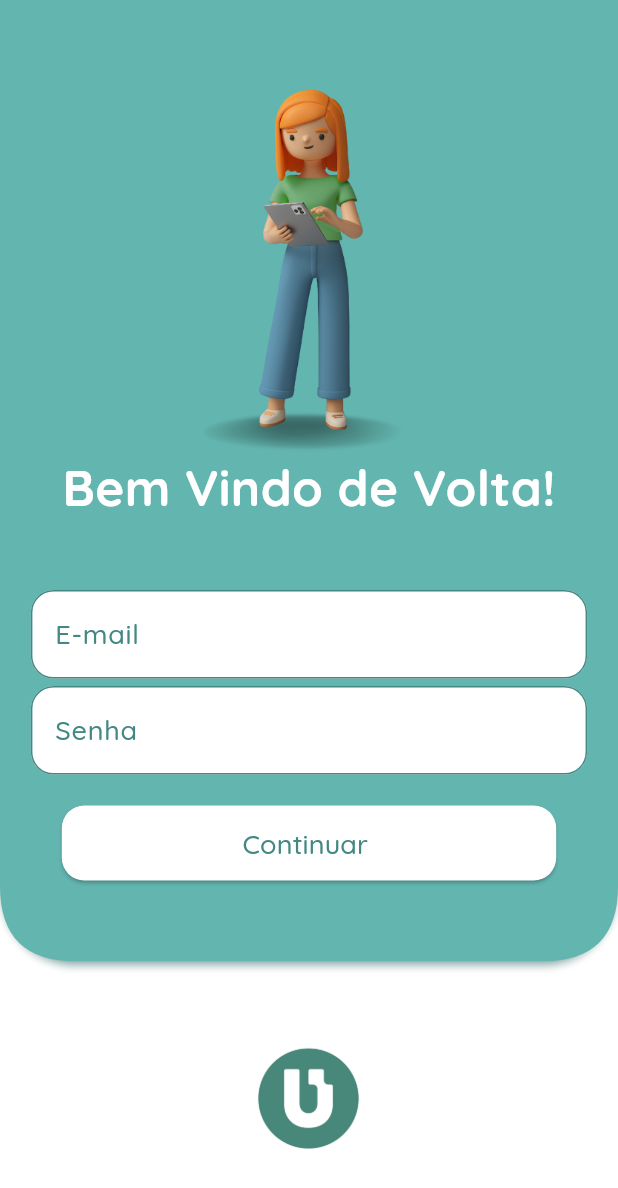
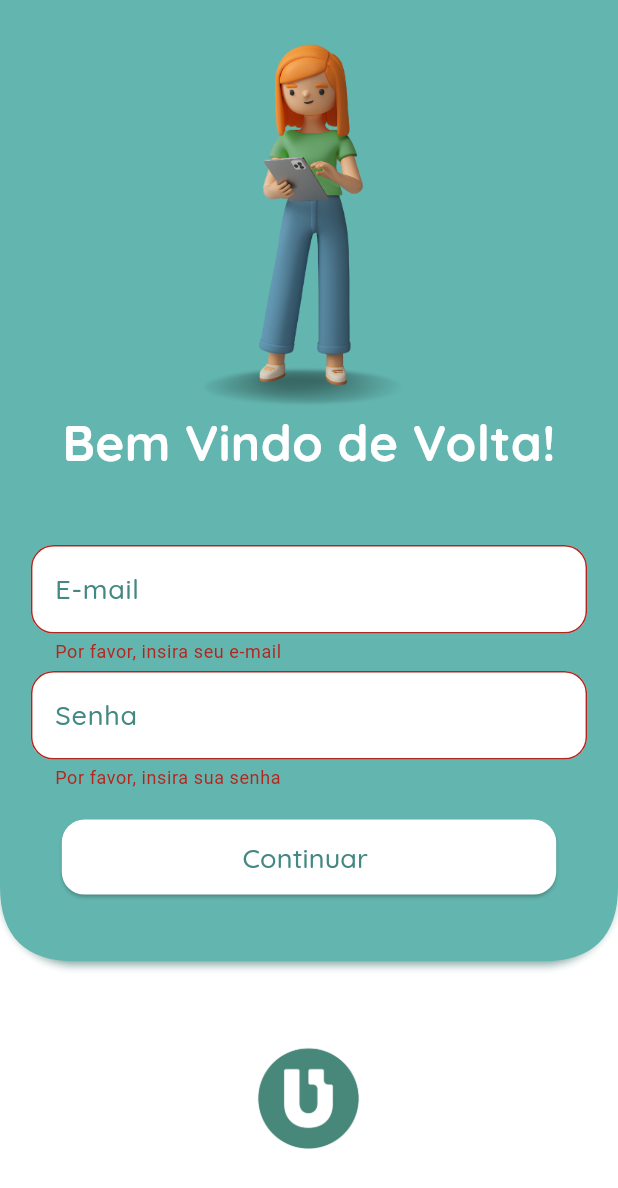
Before and after one commit to FirmianoGit/To-do-tasks-mobile-flutter, a Flutter app: the LoginPage screen opened by its route, after a tap on "Continuar", on a phone screen of 412 x 824 dp. Shown: the top 1188 px of the screen. Run offline on Flutter 3.47's test engine with Material 3 defaults, Android fonts, the phone set to English and light mode, and no system bars; our stand-ins replace dio, freezed_annotation, go_router.

Commit message:
feat: adição de novas dependências e refatoração do modelo de usuário
- Adicionadas as dependências 'dio' e 'provider' no pubspec.yaml.
- Refatorado o modelo de usuário, removendo os campos 'senha' e 'tarefas'.
- Atualizada a UI de login para utilizar 'LoginFormSection' com 'ChangeNotifierProvider'.

```diff
--- a/financy/lib/domain/models/users/users.dart
+++ b/financy/lib/domain/models/users/users.dart
@@ -10,8 +10,6 @@ abstract class User with _$User {
     required int id,
     required String email,
     required String nomeUsuario,
-    required String senha,
-    required List<Task> tarefas,
   }) = _User;
 
   factory User.fromJson(Map<String, dynamic> json) => _$UserFromJson(json);
--- a/financy/lib/routing/router.dart
+++ b/financy/lib/routing/router.dart
@@ -7,19 +7,25 @@ import 'package:financy_app/ui/teste/teste.dart';
 import 'package:flutter/material.dart';
 import 'package:go_router/go_router.dart';
 
+// Chave global para o Navigator principal da aplicação.
+// Isso permite controlar a navegação globalmente, útil para navegação fora do contexto de widgets.
 final GlobalKey<NavigatorState> _rootNavigatorKey = GlobalKey<NavigatorState>();
 
+// Duração padrão das transições de página (em milissegundos).
 const int _transitionDuration = 800;
 
-// GoRouter configuration
+// Configuração do GoRouter, responsável por gerenciar as rotas da aplicação.
 final router = GoRouter(
   navigatorKey: _rootNavigatorKey,
-  initialLocation: Routes.tasks,
+  // Define a rota inicial ao abrir o app.
+  initialLocation: Routes.welcome,
   routes: [
+    // Rota para a tela de boas-vindas.
     GoRoute(
       path: Routes.welcome,
       builder: (context, state) => const WelcomePage(),
     ),
+    // Rota para a tela de login, com transição customizada (fade).
     GoRoute(
       path: Routes.login,
       pageBuilder: (BuildContext context, GoRouterState state) {
@@ -36,10 +42,14 @@ final router = GoRouter(
         );
       },
     ),
+    // Rota principal com navegação em abas (StatefulShellRoute).
+    // Cada aba é um branch, e cada branch pode ter suas próprias rotas.
     StatefulShellRoute.indexedStack(
+      // Widget que recebe o navigationShell para controlar a navegação entre as abas.
       builder: (context, state, navigationShell) =>
           ScaffoldScreen(navigationContainer: navigationShell),
       branches: [
+        // Primeira aba: Tarefas
         StatefulShellBranch(routes: [
           GoRoute(
             path: Routes.tasks,
@@ -59,6 +69,7 @@ final router = GoRouter(
             ),
           ),
         ]),
+        // Segunda aba: Tela de teste azul
         StatefulShellBranch(routes: [
           GoRoute(
             path: Routes.teste1,
@@ -78,6 +89,7 @@ final router = GoRouter(
             ),
           ),
         ]),
+        // Terceira aba: Tela de teste verde
         StatefulShellBranch(routes: [
           GoRoute(
             path: Routes.teste2,
--- /dev/null
+++ b/financy/lib/ui/LoginView/view_model/login_view_model.dart
@@ -0,0 +1,78 @@
+import 'package:flutter/material.dart';
+import 'package:financy_app/data/repositories/auth/auth_repository.dart';
+import 'package:financy_app/domain/models/users/users.dart';
+
+/// ViewModel responsável pela lógica de autenticação da tela de login.
+/// Utiliza [ChangeNotifier] para notificar a UI sobre mudanças de estado,
+/// como carregamento, sucesso ou erro.
+///
+/// O uso do [ChangeNotifier] permite que a interface reaja automaticamente
+/// a mudanças de estado, facilitando a implementação do padrão MVVM no Flutter.
+/// Assim, widgets podem escutar este ViewModel e reconstruir apenas quando necessário.
+class LoginViewModel extends ChangeNotifier {
+  final AuthRepository _authRepository;
+
+  /// Indica se uma operação de login está em andamento.
+  bool _isLoading = false;
+
+  /// Mensagem de erro a ser exibida na UI, caso ocorra alguma falha.
+  String? _errorMessage;
+
+  /// Usuário autenticado após login bem-sucedido.
+  User? _user;
+
+  /// Construtor recebe opcionalmente um [AuthRepository] (útil para testes).
+  LoginViewModel({AuthRepository? authRepository})
+      : _authRepository = authRepository ?? AuthRepository();
+
+  /// Getter para saber se está carregando.
+  bool get isLoading => _isLoading;
+
+  /// Getter para mensagem de erro.
+  String? get errorMessage => _errorMessage;
+
+  /// Getter para o usuário autenticado.
+  User? get user => _user;
+
+  /// Realiza o login utilizando o [AuthRepository].
+  /// Notifica listeners sobre mudanças de estado (carregando, erro, sucesso).
+  /// Retorna true se o login for bem-sucedido, false caso contrário.
+  /// Realiza o login e armazena o usuário e o access_token.
+  /// Retorna true se o login for bem-sucedido, false caso contrário.
+  Future<bool> login({required String email, required String senha}) async {
+    _setLoading(true);
+    _setErrorMessage(null);
+    try {
+      // Chama o repositório para autenticar o usuário.
+      final user = await _authRepository.login(email: email, senha: senha);
+
+      // O método login do AuthRepository SEMPRE retorna um User ou lança exceção.
+      // Portanto, não é necessário checar se user == null.
+      _user = user;
+      notifyListeners();
+      return true;
+    } catch (e) {
+      _setErrorMessage(e.toString());
+      return false;
+    } finally {
+      _setLoading(false);
+    }
+  }
+
+  /// Atualiza o estado de carregamento e notifica a UI.
+  void _setLoading(bool value) {
+    _isLoading = value;
+    notifyListeners();
+  }
+
+  /// Atualiza a mensagem de erro e notifica a UI.
+  void _setErrorMessage(String? message) {
+    _errorMessage = message;
+    notifyListeners();
+  }
+
+  /// Limpa a mensagem de erro (útil ao tentar novamente).
+  void clearError() {
+    _setErrorMessage(null);
+  }
+}
--- a/financy/lib/ui/LoginView/widget/Widget/login_button.dart
+++ /dev/null
@@ -1,30 +0,0 @@
-import 'package:financy_app/ui/core/theme/app_colors.dart';
-import 'package:financy_app/ui/core/theme/app_text_styles.dart';
-import 'package:flutter/material.dart';
-
-class LoginButton extends StatelessWidget {
-  const LoginButton({super.key});
-
-  @override
-  Widget build(BuildContext context) {
-    double screenWidth = MediaQuery.of(context).size.width; // Obtém a largura da tela
-
-    return SizedBox(
-      width: screenWidth * 0.8, // Define a largura como 80% da tela
-      child: ElevatedButton(
-        onPressed: () => {},
-        style: ElevatedButton.styleFrom(
-          foregroundColor: AppColors.greenLightTwo,
-          padding: const EdgeInsets.all(12),
-          backgroundColor: AppColors.white,
-          shape: RoundedRectangleBorder(borderRadius: BorderRadius.circular(15.0)),
-        ),
-        child: Text(
-          'Continuar ',
-          style: AppTextStyles.buttonText
-              .copyWith(color: AppColors.greenLightTwo, fontSize: 18),
-        ),
-      ),
-    );
-  }
-}
--- a/financy/lib/ui/LoginView/widget/Widget/login_form.dart
+++ /dev/null
@@ -1,56 +0,0 @@
-import 'package:financy_app/ui/LoginView/widget/Class/login_textform_decoration.dart';
-import 'package:financy_app/ui/core/theme/app_text_styles.dart';
-import 'package:flutter/material.dart';
-
-class LoginForm extends StatefulWidget {
-  const LoginForm({super.key});
-
-  @override
-  State<LoginForm> createState() => _LoginFormState();
-}
-
-class _LoginFormState extends State<LoginForm> {
-  final _formKey = GlobalKey<FormState>(); // Chave do formulário para validação
-  final TextEditingController _emailController = TextEditingController();
-  final TextEditingController _senhaController = TextEditingController();
-
-  @override
-  Widget build(BuildContext context) {
-    final screenWidth = MediaQuery.of(context).size.width;
-    return Padding(
-      padding: EdgeInsets.all(screenWidth * 0.05),
-      child: Form(
-        key: _formKey, // Associa a chave ao formulário
-        child: Column(
-          children: [
-            TextFormField(
-
-              controller: _emailController,
-              decoration: textFormFildDecoration('E-mail'),
-              validator: (value) {
-                if (value == null || value.isEmpty) {
-                  return 'Por favor, insira seu e-mail';
-                }
-                return null;
-              },
-              style: AppTextStyles.thinText.copyWith(color: Colors.black),
-            ),
-            const SizedBox(height: 5),
-            TextFormField(
-              controller: _senhaController,
-              decoration: textFormFildDecoration('Senha'),
-              validator: (value) {
-                if (value == null || value.isEmpty) {
-                  return 'Por favor, insira sua senha';
-                }
-                return null;
-              },
-              style: AppTextStyles.thinText.copyWith(color: Colors.black),
-            ),
-          ],
-        ),
-      ),
-    );
-  }
-
-}
--- /dev/null
+++ b/financy/lib/ui/LoginView/widget/Widget/login_form_section.dart
@@ -0,0 +1,96 @@
+import 'package:flutter/material.dart';
+import 'package:provider/provider.dart';
+import 'package:financy_app/ui/LoginView/view_model/login_view_model.dart';
+import 'package:financy_app/ui/core/theme/app_colors.dart';
+import 'package:financy_app/ui/core/theme/app_text_styles.dart';
+import 'package:financy_app/ui/LoginView/widget/Class/login_textform_decoration.dart';
+
+class LoginFormSection extends StatefulWidget {
+  const LoginFormSection({super.key});
+
+  @override
+  State<LoginFormSection> createState() => _LoginFormSectionState();
+}
+
+class _LoginFormSectionState extends State<LoginFormSection> {
+  final _formKey = GlobalKey<FormState>();
+  final TextEditingController _emailController = TextEditingController();
+  final TextEditingController _senhaController = TextEditingController();
+
+  @override
+  Widget build(BuildContext context) {
+    double screenWidth = MediaQuery.of(context).size.width;
+
+    return Padding(
+      padding: EdgeInsets.all(screenWidth * 0.05),
+      child: Column(
+        children: [
+          Form(
+            key: _formKey,
+            child: Column(
+              children: [
+                TextFormField(
+                  controller: _emailController,
+                  decoration: textFormFildDecoration('E-mail'),
+                  validator: (value) {
+                    if (value == null || value.isEmpty) {
+                      return 'Por favor, insira seu e-mail';
+                    }
+                    return null;
+                  },
+                  style: AppTextStyles.thinText.copyWith(color: Colors.black),
+                ),
+                const SizedBox(height: 5),
+                TextFormField(
+                  controller: _senhaController,
+                  decoration: textFormFildDecoration('Senha'),
+                  validator: (value) {
+                    if (value == null || value.isEmpty) {
+                      return 'Por favor, insira sua senha';
+                    }
+                    return null;
+                  },
+                  style: AppTextStyles.thinText.copyWith(color: Colors.black),
+                ),
+              ],
+            ),
+          ),
+          const SizedBox(height: 20),
+          SizedBox(
+            width: screenWidth * 0.8,
+            child: ElevatedButton(
+              onPressed: () async {
+                final loginViewModel = Provider.of<LoginViewModel>(context, listen: false);
+
+                if (_formKey.currentState?.validate() ?? false) {
+                  final email = _emailController.text.trim();
+                  final senha = _senhaController.text;
+
+                  final sucesso = await loginViewModel.login(email: email, senha: senha);
+                  print(sucesso);
+                  if (!sucesso) {
+                    ScaffoldMessenger.of(context).showSnackBar(
+                      SnackBar(content: Text(loginViewModel.errorMessage ?? 'Erro ao fazer login')),
+                    );
+                  } else {
+                    // Aqui você pode navegar para outra tela ou executar outra ação após o login bem-sucedido
+                  }
+                }
+              },
+              style: ElevatedButton.styleFrom(
+                foregroundColor: AppColors.greenLightTwo,
+                padding: const EdgeInsets.all(12),
+                backgroundColor: AppColors.white,
+                shape: RoundedRectangleBorder(borderRadius: BorderRadius.circular(15.0)),
+              ),
+              child: Text(
+                'Continuar ',
+                style: AppTextStyles.buttonText.copyWith(color: AppColors.greenLightTwo, fontSize: 18),
+              ),
+            ),
+          ),
+        ],
+      ),
+    );
+  }
+}
--- a/financy/lib/ui/LoginView/widget/Widget/main_container.dart
+++ b/financy/lib/ui/LoginView/widget/Widget/main_container.dart
@@ -3,9 +3,7 @@ import 'package:financy_app/ui/LoginView/widget/Class/bottom_rounded_clipper.dar
 import 'package:flutter/material.dart';
 
 Widget buildTopSection({required Widget child}) {
-    return Expanded(
-      flex: 85,
-      child: Stack(
+    return Stack(
       children: [
         _buildShadow(),
         _buildMainContainer(),
@@ -16,7 +14,6 @@ Widget buildTopSection({required Widget child}) {
           ),
         ),
       ],
-      ),
     );
   }
 
--- a/financy/lib/ui/LoginView/widget/login_screen.dart
+++ b/financy/lib/ui/LoginView/widget/login_screen.dart
@@ -1,9 +1,10 @@
 import 'package:financy_app/ui/core/theme/app_colors.dart';
 import 'package:financy_app/ui/core/theme/app_text_styles.dart';
-import 'package:financy_app/ui/LoginView/widget/Widget/login_button.dart';
-import 'package:financy_app/ui/LoginView/widget/Widget/login_form.dart';
+import 'package:financy_app/ui/LoginView/widget/Widget/login_form_section.dart';
 import 'package:financy_app/ui/LoginView/widget/Widget/main_container.dart';
 import 'package:flutter/material.dart';
+import 'package:provider/provider.dart';
+import 'package:financy_app/ui/LoginView/view_model/login_view_model.dart';
 
 class LoginPage extends StatelessWidget {
   const LoginPage({super.key});
@@ -43,8 +44,10 @@ class LoginPage extends StatelessWidget {
                     SizedBox(
                         height: screenHeight *
                             0.03),
-                    const LoginForm(),
-                    const LoginButton(),
+                    ChangeNotifierProvider(
+                      create: (_) => LoginViewModel(),
+                      child: const LoginFormSection(),
+                    ),
                   ],
                 ),
               ),
--- a/financy/lib/ui/TasksView/widget/task_list/task_list.dart
+++ b/financy/lib/ui/TasksView/widget/task_list/task_list.dart
@@ -39,8 +39,6 @@ class TaskListView extends StatelessWidget {
                 child: TaskCard(
                   task: tarefa,
                   onTap: () {
-                    debugPrint('Tarefa ${tarefa.taskId} selecionada');
-                    debugPrint('${tarefa.toJson()}');
                   },
                 ),
               );
--- a/financy/lib/ui/WelcomeView/personalized/widgets/welcome_button.dart
+++ b/financy/lib/ui/WelcomeView/personalized/widgets/welcome_button.dart
@@ -14,7 +14,6 @@ class WelcomeButton extends StatelessWidget {
   Widget build(BuildContext context) {
     return InkWell(
       onTap: () {
-        //print('Container clicado!');
       },
       borderRadius: BorderRadius.circular(10), // Garante que o efeito de toque siga o contorno
       highlightColor:
--- a/financy/pubspec.yaml
+++ b/financy/pubspec.yaml
@@ -15,6 +15,8 @@ dependencies:
   go_router: ^15.1.1
   freezed_annotation: ^3.1.0
   json_annotation: ^4.9.0
+  dio: ^5.8.0+1
+  provider: ^6.1.5
 
 dev_dependencies:
   flutter_launcher_icons: ^0.14.3
```
Also changed, not shown: financy/lib/data/repositories/auth/auth_repository.dart (added, +80 -0 lines), financy/lib/data/services/api/api_client.dart (added, +105 -0 lines), financy/lib/domain/models/users/users.freezed.dart, financy/lib/domain/models/users/users.g.dart, financy/pubspec.lock. Lines whose indentation alone changed are shown as unchanged.
